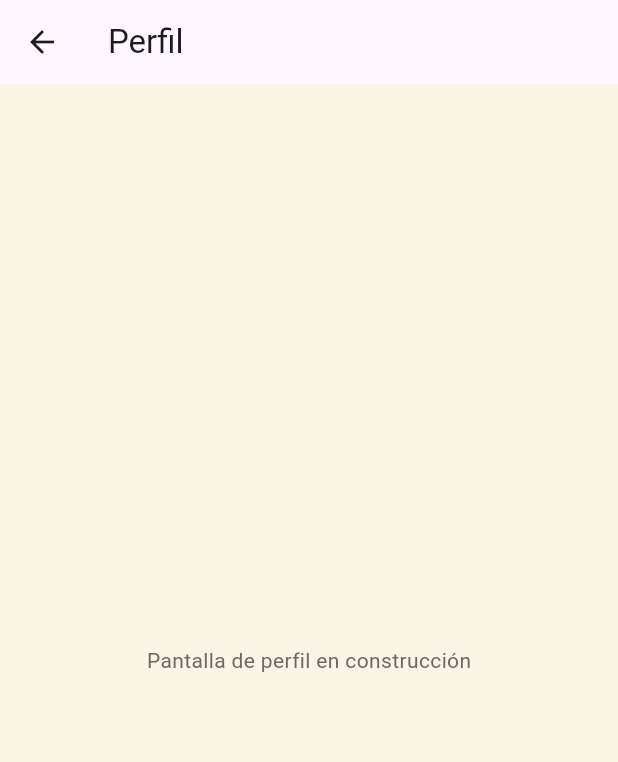
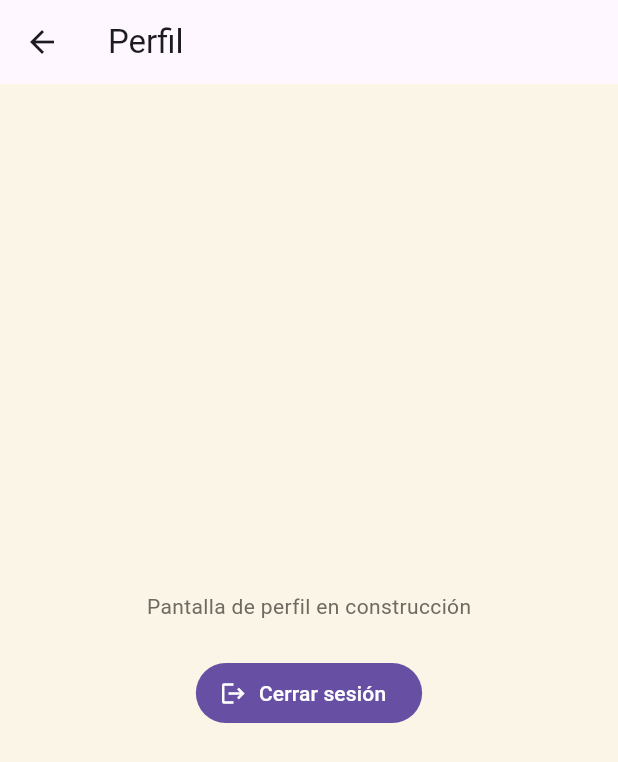
Before and after one commit to ANTONIO30-09/EVENTFLOW-AI, a Flutter app: the ProfileScreen screen opened by its route, on a phone screen of 412 x 824 dp. Shown: the top 762 px of the screen. Run offline on Flutter 3.47's test engine with Material 3 defaults, Android fonts, the light colour scheme and no system bars; our stand-ins replace cloud_firestore, firebase_auth, firebase_core; missing offline and left inert: mobile_scanner; accounts and stored records are empty.

Commit message:
feat: agregar botón de cerrar sesión en pantalla de perfil

```diff
--- a/lib/screens/profile/profile_screen.dart
+++ b/lib/screens/profile/profile_screen.dart
@@ -1,13 +1,59 @@
 import 'package:flutter/material.dart';
+import '../../data/services/auth_service.dart';
 
-class ProfileScreen extends StatelessWidget {
+class ProfileScreen extends StatefulWidget {
   const ProfileScreen({super.key});
+
+  @override
+  State<ProfileScreen> createState() => _ProfileScreenState();
+}
+
+class _ProfileScreenState extends State<ProfileScreen> {
+  final AuthService _authService = AuthService();
+  bool _signingOut = false;
+
+  Future<void> _handleSignOut() async {
+    setState(() => _signingOut = true);
+    try {
+      await _authService.signOut();
+      if (!mounted) return;
+      Navigator.of(context).popUntil((route) => route.isFirst);
+    } catch (e) {
+      if (!mounted) return;
+      setState(() => _signingOut = false);
+      ScaffoldMessenger.of(context).showSnackBar(
+        SnackBar(content: Text('Error al cerrar sesión: $e')),
+      );
+    }
+  }
 
   @override
   Widget build(BuildContext context) {
     return Scaffold(
       appBar: AppBar(title: const Text('Perfil')),
-      body: const Center(child: Text('Pantalla de perfil en construcción')),
+      body: Center(
+        child: Padding(
+          padding: const EdgeInsets.all(24),
+          child: Column(
+            mainAxisAlignment: MainAxisAlignment.center,
+            children: [
+              const Text('Pantalla de perfil en construcción'),
+              const SizedBox(height: 24),
+              FilledButton.icon(
+                onPressed: _signingOut ? null : _handleSignOut,
+                icon: _signingOut
+                    ? const SizedBox(
+                        width: 16,
+                        height: 16,
+                        child: CircularProgressIndicator(strokeWidth: 2),
+                      )
+                    : const Icon(Icons.logout),
+                label: Text(_signingOut ? 'Cerrando sesión...' : 'Cerrar sesión'),
+              ),
+            ],
+          ),
+        ),
+      ),
     );
   }
 }
```
